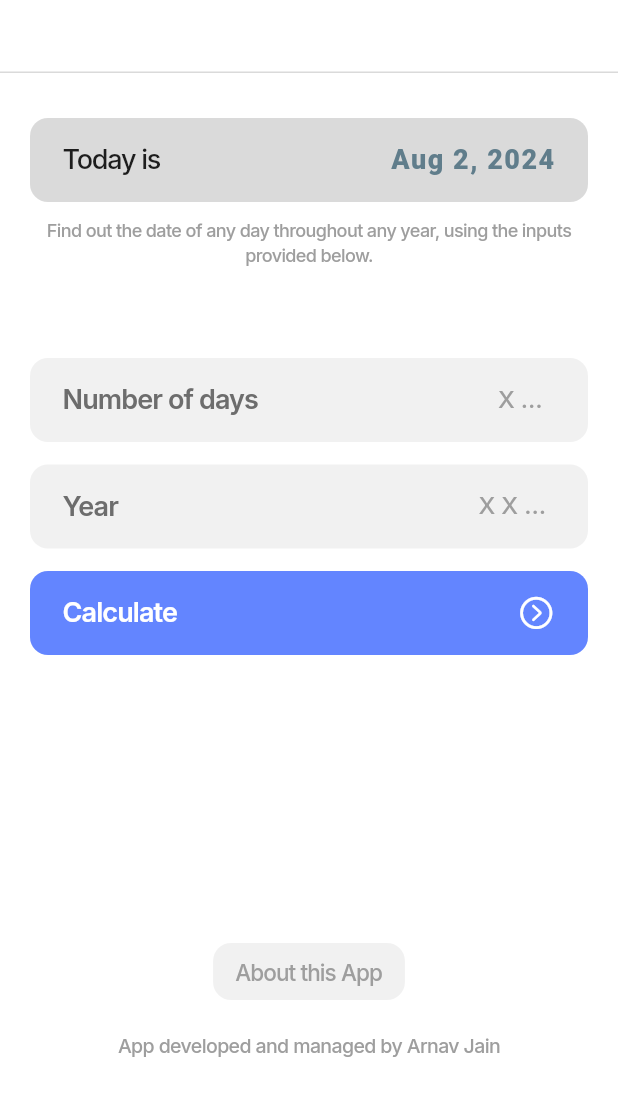
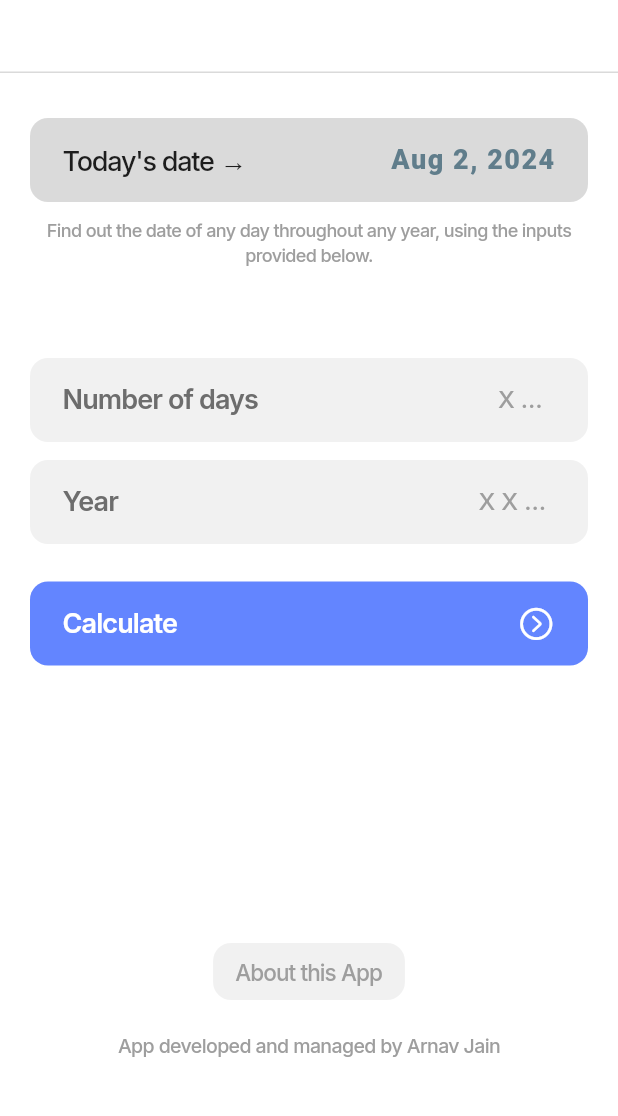
Before and after one commit to arnavxjain/gdsc_date_calculator, a Flutter app: the screen it shows after launch, on a phone screen of 412 x 824 dp, the part 116-1232 px from its top. Run offline on Flutter 3.47's test engine with Material 3 defaults, Android fonts, the phone set to English and light mode, and no system bars; our stand-ins replace figma_squircle, flutter_feather_icons, google_fonts; missing offline and left inert: week_of_year; Roboto replaces fonts that are missing (Abel).

Commit message:
minor updates 12:47

```diff
--- a/lib/screens/home.dart
+++ b/lib/screens/home.dart
@@ -140,7 +140,7 @@ class _HomeState extends State<Home> {
               mainAxisAlignment: MainAxisAlignment.spaceBetween,
               crossAxisAlignment: CrossAxisAlignment.center,
               children: [
-                Text("Today is",
+                Text("Today's date →",
                   style: GoogleFonts.inter(
                       color: Colors.black87,
                       fontWeight: FontWeight.w500,
@@ -231,7 +231,7 @@ class _HomeState extends State<Home> {
               ],
             ),
           ),
-          const SizedBox(height: 15),
+          const SizedBox(height: 12),
           Container(
             height: 56,
             padding: const EdgeInsets.symmetric(vertical: 8, horizontal: 22),
@@ -287,7 +287,7 @@ class _HomeState extends State<Home> {
             ),
           ),
 
-          const SizedBox(height: 15),
+          const SizedBox(height: 25),
 
           CupertinoButton(
             padding: EdgeInsets.zero,
@@ -327,7 +327,7 @@ class _HomeState extends State<Home> {
                       context: context,
                       builder: (BuildContext context) {
                         return Container(
-                          padding: EdgeInsets.symmetric(vertical: 14, horizontal: 20),
+                          padding: const EdgeInsets.symmetric(vertical: 14, horizontal: 20),
                           height: 315,
                           width: MediaQuery.of(context).size.width,
                           decoration: ShapeDecoration(
@@ -359,13 +359,13 @@ class _HomeState extends State<Home> {
                                       onPressed: () {
                                         Navigator.pop(context);
                                       },
-                                      child: Icon(CupertinoIcons.multiply_circle_fill, color: Colors.grey, size: 30)
+                                      child: const Icon(CupertinoIcons.multiply_circle_fill, color: Colors.grey, size: 30)
                                   ),
                                 ],
                               ),
                               Center(
                                 child: Container(
-                                  margin: EdgeInsets.only(top: 10, bottom: 19),
+                                  margin: const EdgeInsets.only(top: 10, bottom: 19),
                                   width: MediaQuery.of(context).size.width - 20,
                                   height: 1,
                                   color: Colors.grey,
@@ -387,7 +387,7 @@ class _HomeState extends State<Home> {
                                     fontSize: 20
                                 ),
                               ),
-                              SizedBox(height: 14),
+                              const SizedBox(height: 14),
                               Text("The week of the year is", textAlign: TextAlign.left,
                                   style: GoogleFonts.inter(
                                       color: const Color(0xFF6D6D6D),
@@ -405,7 +405,7 @@ class _HomeState extends State<Home> {
                                 ),
                               ),
                               // {
-                              SizedBox(height: 14,),
+                              const SizedBox(height: 14,),
                               isLeapYear(futureYear) ? Text("$futureYear will be a leap year.", textAlign: TextAlign.left,
                                 style: GoogleFonts.inter(
                                 color: const Color(0xFF00855F),
@@ -464,8 +464,8 @@ class _HomeState extends State<Home> {
           const Expanded(child: SizedBox.shrink()),
           CupertinoButton(
               child: Container(
-                margin: EdgeInsets.only(bottom: 5),
-                padding: EdgeInsets.symmetric(vertical: 10, horizontal: 15),
+                margin: const EdgeInsets.only(bottom: 5),
+                padding: const EdgeInsets.symmetric(vertical: 10, horizontal: 15),
                 decoration: ShapeDecoration(
                   shape: SmoothRectangleBorder(
                     borderRadius: SmoothBorderRadius(
@@ -473,7 +473,7 @@ class _HomeState extends State<Home> {
                       cornerSmoothing: 0.9,
                     ),
                   ),
-                  color: Color(0xFFF1F1F1)
+                  color: const Color(0xFFF1F1F1)
                 ),
                 child: Text("About this App",
                   style: GoogleFonts.inter(
@@ -489,7 +489,7 @@ class _HomeState extends State<Home> {
                     context: context,
                     builder: (BuildContext context) {
                       return Container(
-                        padding: EdgeInsets.symmetric(vertical: 14, horizontal: 16),
+                        padding: const EdgeInsets.symmetric(vertical: 14, horizontal: 16),
                         height: 240,
                         width: MediaQuery.of(context).size.width,
                         decoration: ShapeDecoration(
@@ -521,11 +521,11 @@ class _HomeState extends State<Home> {
                                     onPressed: () {
                                       Navigator.pop(context);
                                     },
-                                    child: Icon(CupertinoIcons.multiply_circle_fill, color: Colors.grey, size: 30)
+                                    child: const Icon(CupertinoIcons.multiply_circle_fill, color: Colors.grey, size: 30)
                                 ),
                               ],
                             ),
-                            SizedBox(height: 10),
+                            const SizedBox(height: 10),
                             Text("This app was created as a task for the Google Developer Student Club, by student Arnav Jain. It uses Flutter to run the app, and makes use of multiple libraries for enhancement.", textAlign: TextAlign.left,
                                 style: GoogleFonts.inter(
                                     color: const Color(0xFF00855F),
```
